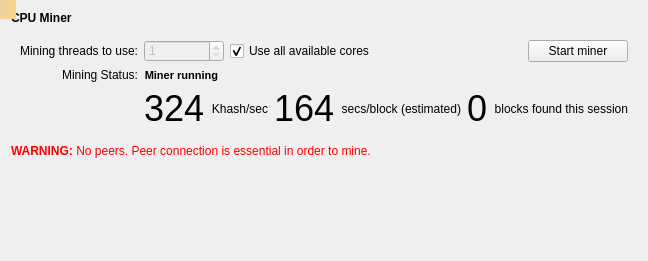
Qt form src/qt/forms/miningpage.ui (litecoincash-project/ring) before a commit.
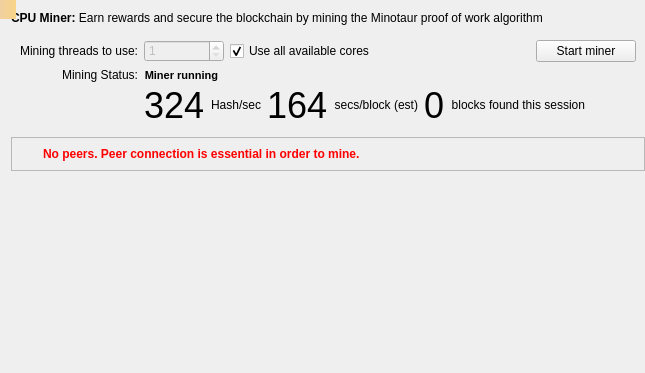
The same form after that commit. Icons and pictures are not drawn.

Commit message: Hive integration, separation block hash and pow hash, BranchTorture renamed to Minotaur, small UI enhancements

Patch:
```diff
--- a/src/qt/forms/miningpage.ui
+++ b/src/qt/forms/miningpage.ui
@@ -6,24 +6,30 @@
    <rect>
     <x>0</x>
     <y>0</y>
-    <width>637</width>
-    <height>261</height>
+    <width>645</width>
+    <height>373</height>
    </rect>
   </property>
   <property name="windowTitle">
    <string>Form</string>
   </property>
   <layout class="QVBoxLayout" name="verticalLayout">
+   <property name="rightMargin">
+    <number>0</number>
+   </property>
+   <property name="bottomMargin">
+    <number>0</number>
+   </property>
    <item>
     <widget class="QLabel" name="miningtitle">
      <property name="font">
       <font>
-       <weight>75</weight>
-       <bold>true</bold>
+       <weight>50</weight>
+       <bold>false</bold>
       </font>
      </property>
      <property name="text">
-      <string>CPU Miner</string>
+      <string>&lt;b&gt;CPU Miner:&lt;/b&gt; Earn rewards and secure the blockchain by mining the Minotaur proof of work algorithm</string>
      </property>
     </widget>
    </item>
@@ -170,7 +176,7 @@
         <item>
          <widget class="QLabel" name="threadCountLabel_3">
           <property name="text">
-           <string>Khash/sec</string>
+           <string>Hash/sec</string>
           </property>
           <property name="alignment">
            <set>Qt::AlignRight|Qt::AlignTrailing|Qt::AlignVCenter</set>
@@ -190,7 +196,7 @@
         <item>
          <widget class="QLabel" name="threadCountLabel_8">
           <property name="text">
-           <string>secs/block (estimated)</string>
+           <string>secs/block (est)</string>
           </property>
           <property name="alignment">
            <set>Qt::AlignRight|Qt::AlignTrailing|Qt::AlignVCenter</set>
@@ -270,13 +276,57 @@
     </widget>
    </item>
    <item>
-    <widget class="QLabel" name="networkWarningLabel">
-     <property name="styleSheet">
-      <string notr="true">color: rgb(255, 0, 0);font-size:12px;</string>
+    <widget class="QFrame" name="networkWarningLabel">
+     <property name="frameShape">
+      <enum>QFrame::StyledPanel</enum>
      </property>
-     <property name="text">
-      <string>&lt;b&gt;WARNING:&lt;/b&gt; No peers. Peer connection is essential in order to mine.</string>
+     <property name="frameShadow">
+      <enum>QFrame::Raised</enum>
      </property>
+     <layout class="QHBoxLayout" name="horizontalLayout">
+      <item>
+       <widget class="QLabel" name="warningLabel">
+        <property name="maximumSize">
+         <size>
+          <width>16</width>
+          <height>16</height>
+         </size>
+        </property>
+        <property name="font">
+         <font>
+          <weight>50</weight>
+          <bold>false</bold>
+         </font>
+        </property>
+        <property name="text">
+         <string/>
+        </property>
+        <property name="pixmap">
+         <pixmap resource="../ring.qrc">:/icons/warning</pixmap>
+        </property>
+        <property name="scaledContents">
+         <bool>true</bool>
+        </property>
+       </widget>
+      </item>
+      <item>
+       <widget class="QLabel" name="networkWarningLabelText">
+        <property name="font">
+         <font>
+          <pointsize>-1</pointsize>
+          <weight>75</weight>
+          <bold>true</bold>
+         </font>
+        </property>
+        <property name="styleSheet">
+         <string notr="true">color: rgb(255, 0, 0);font-size:12px;</string>
+        </property>
+        <property name="text">
+         <string>No peers. Peer connection is essential in order to mine.</string>
+        </property>
+       </widget>
+      </item>
+     </layout>
     </widget>
    </item>
    <item>
@@ -292,6 +342,28 @@
      </property>
     </spacer>
    </item>
+   <item>
+    <widget class="QGraphicsView" name="graphicsView">
+     <property name="styleSheet">
+      <string notr="true">background: #00000000</string>
+     </property>
+     <property name="frameShape">
+      <enum>QFrame::NoFrame</enum>
+     </property>
+     <property name="frameShadow">
+      <enum>QFrame::Plain</enum>
+     </property>
+     <property name="verticalScrollBarPolicy">
+      <enum>Qt::ScrollBarAlwaysOff</enum>
+     </property>
+     <property name="horizontalScrollBarPolicy">
+      <enum>Qt::ScrollBarAlwaysOff</enum>
+     </property>
+     <property name="interactive">
+      <bool>false</bool>
+     </property>
+    </widget>
+   </item>
   </layout>
   <widget class="QLabel" name="labelAlerts">
    <property name="geometry">
```
Left out of the diff: 68 changed lines with no effect on the pictures. The commit also changes 92 other files.
